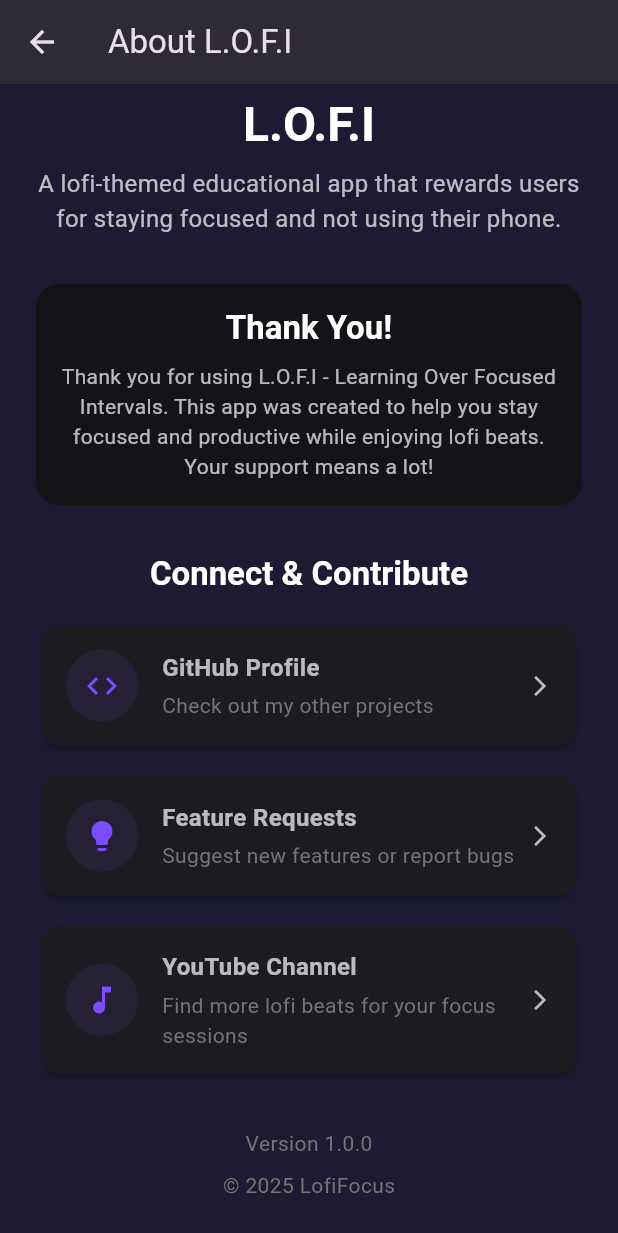
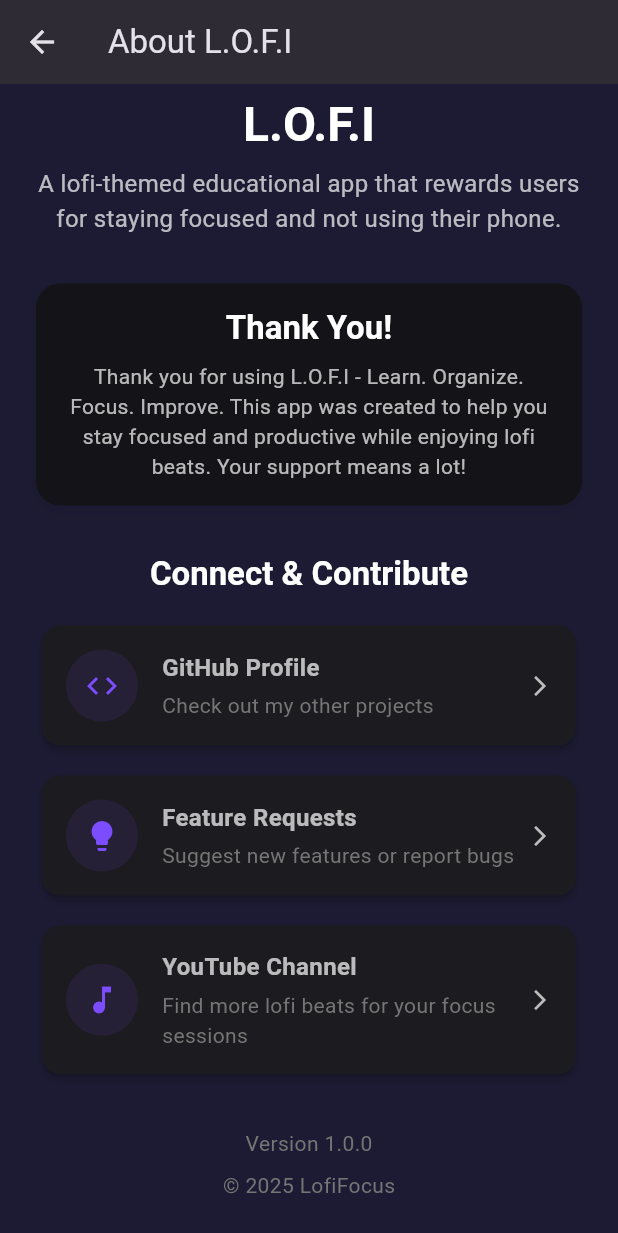
Before and after one commit to SpaceEVA-Labs/L.O.F.I., a Flutter app: the AboutScreen screen opened directly, scrolled down 162 dp, on a phone screen of 412 x 824 dp. Shown: the top 1233 px of the screen. Run offline on Flutter 3.47's test engine with Material 3 defaults, Android fonts, the phone set to English and light mode, and no system bars; our stand-ins replace fl_chart, shared_preferences, wave; accounts and stored records are empty.

Commit message:
adjust appID

```diff
--- a/lib/screens/about_screen.dart
+++ b/lib/screens/about_screen.dart
@@ -78,7 +78,7 @@ class AboutScreen extends StatelessWidget {
                     ),
                     const SizedBox(height: 8),
                     const Text(
-                      'Thank you for using L.O.F.I - Learning Over Focused Intervals. This app was created to help you stay focused and productive while enjoying lofi beats. Your support means a lot!',
+                      'Thank you for using L.O.F.I - Learn. Organize. Focus. Improve. This app was created to help you stay focused and productive while enjoying lofi beats. Your support means a lot!',
                       textAlign: TextAlign.center,
                       style: TextStyle(fontSize: 14),
                     ),
```
Also changed, not shown: 1 other file.
